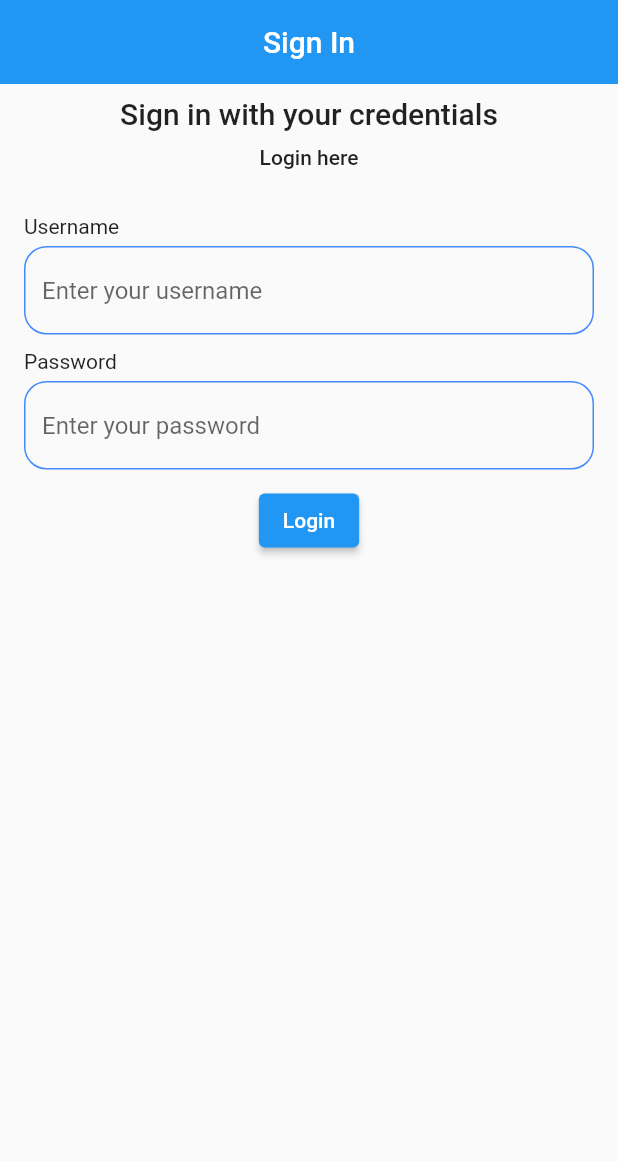
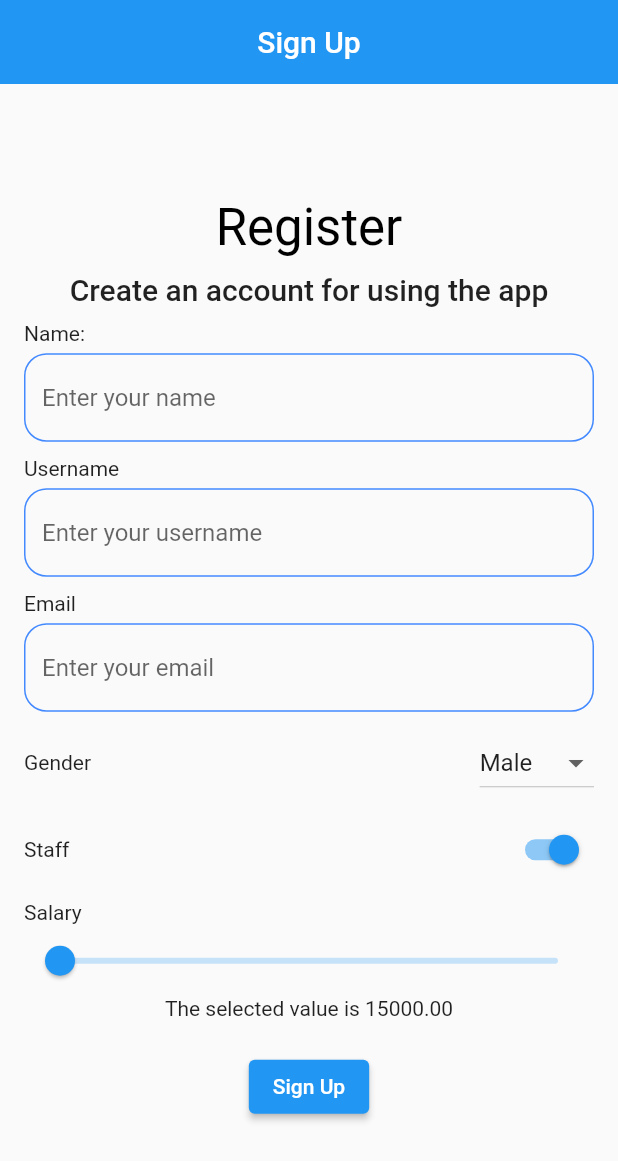
Before and after one commit to Manoj882/form_application, a Flutter app: the screen it shows after launch, on a phone screen of 412 x 824 dp. Shown: the top 1161 px of the screen. Run offline on Flutter 3.47's test engine with Material 2 defaults, Android fonts, the phone set to English and light mode, and no system bars.

Commit message:
added dropdown, switch and slider

```diff
--- a/lib/main.dart
+++ b/lib/main.dart
@@ -1,6 +1,7 @@
 import 'package:flutter/material.dart';
 import 'package:form_app/screens/contact_screen.dart';
 import 'package:form_app/screens/login_screen.dart';
+import 'package:form_app/screens/register_screen.dart';
 
 void main() {
   runApp(const MyApp());
@@ -18,7 +19,8 @@ class MyApp extends StatelessWidget {
 
         primarySwatch: Colors.blue,
       ),
-      home: LoginScreen(),
+      // home: LoginScreen(),
+      home: RegisterScreen(),
     );
   }
 }
--- /dev/null
+++ b/lib/screens/constants/constant.dart
@@ -0,0 +1,6 @@
+import 'package:flutter/material.dart';
+
+const basePadding = EdgeInsets.symmetric(
+  vertical: 8.0,
+  horizontal: 16.0,
+);
--- a/lib/screens/contact_screen.dart
+++ b/lib/screens/contact_screen.dart
@@ -1,6 +1,7 @@
 
   import 'package:flutter/material.dart';
   import 'package:flutter/services.dart';
+import 'package:form_app/screens/constants/constant.dart';
   import 'package:form_app/screens/details_screen.dart';
   import 'package:form_app/widgets/general_text_field.dart';
 
@@ -21,10 +22,7 @@
       ),
 
       body: Padding(
-        padding: const EdgeInsets.symmetric(
-          vertical: 8.0,
-          horizontal: 16.0,
-        ),
+       padding: basePadding,
         child: Form(
           key: formkey,
           child: SingleChildScrollView(
--- a/lib/screens/details_screen.dart
+++ b/lib/screens/details_screen.dart
@@ -1,4 +1,5 @@
 import 'package:flutter/material.dart';
+import 'package:form_app/screens/constants/constant.dart';
 
 class DetailsScreen extends StatelessWidget {
   const DetailsScreen(this.name, this.age, this.address,{ Key? key }) : super(key: key);
@@ -17,11 +18,7 @@ class DetailsScreen extends StatelessWidget {
       ),
 
       body:  Padding(
-        padding: const EdgeInsets.symmetric(
-          vertical: 8.0,
-          horizontal: 16.0,
-        ),
-
+       padding: basePadding,
         child: Column(
           mainAxisAlignment: MainAxisAlignment.center,
           crossAxisAlignment: CrossAxisAlignment.center,
--- a/lib/screens/login_screen.dart
+++ b/lib/screens/login_screen.dart
@@ -1,4 +1,6 @@
 import 'package:flutter/material.dart';
+import 'package:form_app/screens/constants/constant.dart';
+import 'package:form_app/screens/register_screen.dart';
 import 'package:form_app/screens/utils/general_alert_dialog.dart';
 import 'package:form_app/widgets/general_text_field.dart';
 import 'package:form_app/screens/contact_screen.dart';
@@ -6,7 +8,7 @@ import 'package:form_app/screens/contact_screen.dart';
 class LoginScreen extends StatelessWidget {
   LoginScreen({ Key? key }) : super(key: key);
 
-  final formKey = GlobalKey<FormState>;
+  final formKey = GlobalKey<FormState>();
 
   final usernameController = TextEditingController();
   final passwordController = TextEditingController();
@@ -21,10 +23,7 @@ class LoginScreen extends StatelessWidget {
       ),
 
       body: Padding(
-        padding: const EdgeInsets.symmetric(
-          vertical: 8.0,
-          horizontal: 16.0,
-        ),
+        padding: basePadding,
 
         child: SingleChildScrollView(
           child: Form(
@@ -110,6 +109,26 @@ class LoginScreen extends StatelessWidget {
                       ),
                     ),
 
+                    const SizedBox(height: 10),
+
+                    Row(
+                      mainAxisAlignment: MainAxisAlignment.center,
+                      children: [
+                        const Text(
+                          "Don't have an Account?",
+                        ),
+
+                        TextButton(onPressed: (){
+                          Navigator.push(context, MaterialPageRoute(builder: (_) => RegisterScreen(),
+                          ),
+                          );
+                        },
+                        child: const Text('Register'),
+                        ),
+                      ],
+                    ),
+
+
               ],
             ),
           ),
--- /dev/null
+++ b/lib/screens/register_screen.dart
@@ -0,0 +1,178 @@
+import 'package:flutter/material.dart';
+import 'package:form_app/screens/constants/constant.dart';
+import 'package:form_app/widgets/general_drop_down.dart';
+import 'package:form_app/widgets/general_switch.dart';
+import 'package:form_app/widgets/general_text_field.dart';
+
+class RegisterScreen extends StatelessWidget {
+  RegisterScreen({ Key? key }) : super(key: key);
+
+  final formKey = GlobalKey <FormState>();
+
+  final nameController = TextEditingController();
+  final usernmeController = TextEditingController();
+  final emailController = TextEditingController();
+
+  final genderController = TextEditingController();
+
+  changeValue(value){
+    genderController.text = value;
+
+  }
+
+  @override
+  Widget build(BuildContext context) {
+    return Scaffold(
+      appBar: AppBar(
+        title: const Text('Sign Up'),
+        centerTitle: true,
+        elevation: 0.0,
+      ),
+
+      body: Padding(
+        padding: basePadding,
+        child: Form(
+          key: formKey,
+          child: Column(
+            mainAxisAlignment: MainAxisAlignment.center,
+            crossAxisAlignment: CrossAxisAlignment.start,
+            children: [
+              Center(
+                child: Text(
+                  'Register',
+                  style: Theme.of(context).textTheme.headline4!.copyWith(
+                    color: Colors.black,
+                  ),
+                  ),
+              ),
+                getSizedBox(10),
+                Center(
+                  child: Text(
+                    'Create an account for using the app',
+                    style: Theme.of(context).textTheme.headline6,
+                  ),
+                ),
+
+                getSizedBox(10),
+                const Text('Name:'),
+                getSizedBox(5),
+                GeneralTextField(
+                  title: 'name',
+                  controller: nameController,
+                  textInputType: TextInputType.name,
+                  textInputAction: TextInputAction.next,
+                  validate: (value) =>
+                  value!.trim().isEmpty?
+                  'Please enter a name'
+                  :null,
+                  ),
+
+                  getSizedBox(10),
+                  const Text('Username'),
+                  getSizedBox(5),
+                  GeneralTextField(title: 'username',
+                  controller: usernmeController, textInputType:
+                  TextInputType.name,
+                  textInputAction: TextInputAction.next,
+                  validate: (value) =>
+                  value!.trim().isEmpty?
+                  'Please enter a username'
+                  : null,
+                  ),
+
+                  getSizedBox(10),
+                  const Text('Email'),
+                  getSizedBox(5),
+                  GeneralTextField(title: 'email',
+                  controller: usernmeController, textInputType:
+                  TextInputType.emailAddress,
+                  textInputAction: TextInputAction.done,
+                  validate: (value) =>
+                  value!.trim().isEmpty?
+                  'Please enter a email'
+                  : null,
+                  ),
+
+                  getSizedBox(10),
+
+                  Row(
+                    mainAxisAlignment: MainAxisAlignment.spaceBetween,
+                    children: [
+                      const Text('Gender'),
+                      GeneralDropDown(changeValue),
+                    ],
+                  ),
+                  getSizedBox(10),
+
+                  Row(
+                    mainAxisAlignment: MainAxisAlignment.spaceBetween,
+                    children: const [
+                      Text('Staff'),
+                      GeneralSwitch(),
+                    ],
+                  ),
+
+                  getSizedBox(10),
+
+                  const Text('Salary'),
+                  const CustomSlider(),
+
+
+                  getSizedBox(20),
+
+                  Center(
+                    child: ElevatedButton(onPressed: (){
+                      if(formKey.currentState!.validate()){
+
+                      }
+                    },
+                    child: const Text(
+                      'Sign Up',
+                      ),
+                    ),
+                  ),
+
+
+
+            ],
+          ),
+        ),
+        ),
+
+
+
+    );
+  }
+
+  Widget getSizedBox(double height){
+    return SizedBox(
+      height: height,
+    );
+  }
+}
+
+class CustomSlider extends StatefulWidget {
+  const CustomSlider({ Key? key }) : super(key: key);
+
+  @override
+  _CustomSliderState createState() => _CustomSliderState();
+}
+
+class _CustomSliderState extends State<CustomSlider> {
+  double sliderValue = 15000;
+  @override
+  Widget build(BuildContext context) {
+    return Column(
+      children: [
+        Slider(
+          min: 15000,
+          max: 100000,
+          value: sliderValue,
+          onChanged: (value) => setState(() => sliderValue = value),
+        ),
+        Text('The selected value is ${sliderValue.toStringAsFixed(2)}'),
+      ],
+
+    );
+  }
+}
--- /dev/null
+++ b/lib/widgets/general_drop_down.dart
@@ -0,0 +1,51 @@
+import 'package:flutter/material.dart';
+
+class GeneralDropDown extends StatefulWidget {
+  const GeneralDropDown(this.function,{ Key? key }) : super(key: key);
+
+  final Function(String) function;
+
+  @override
+  _GeneralDropDownState createState() => _GeneralDropDownState();
+}
+
+class _GeneralDropDownState extends State<GeneralDropDown> {
+  final List<DropdownMenuItem<String>> list = [
+    const DropdownMenuItem(
+      child: Text('Male'),
+      value: 'Male',
+    ),
+
+    const DropdownMenuItem(
+      child: Text('Female'),
+      value: 'Female',
+    ),
+  ];
+
+  late String selectedValue;
+
+  @override
+  void initState() {
+    // TODO: implement initState
+    super.initState();
+    selectedValue = 'Male';
+  }
+
+
+  @override
+  Widget build(BuildContext context) {
+    return DropdownButton<String>(
+      items: list,
+      onChanged: (value){
+        setState(() {
+
+          selectedValue = value!;
+          widget.function(value);
+        });
+      },
+      hint: const Text('Gender'),
+      value: selectedValue,
+
+    );
+  }
+}
--- /dev/null
+++ b/lib/widgets/general_switch.dart
@@ -0,0 +1,20 @@
+import 'package:flutter/material.dart';
+
+class GeneralSwitch extends StatefulWidget {
+  const GeneralSwitch({ Key? key }) : super(key: key);
+
+  @override
+  _GeneralSwitchState createState() => _GeneralSwitchState();
+}
+
+class _GeneralSwitchState extends State<GeneralSwitch> {
+  bool isStaff = true;
+  @override
+  Widget build(BuildContext context) {
+    return Switch(
+      value: isStaff,
+      onChanged: (value)=> setState(() => isStaff = !isStaff),
+
+    );
+  }
+}
```
